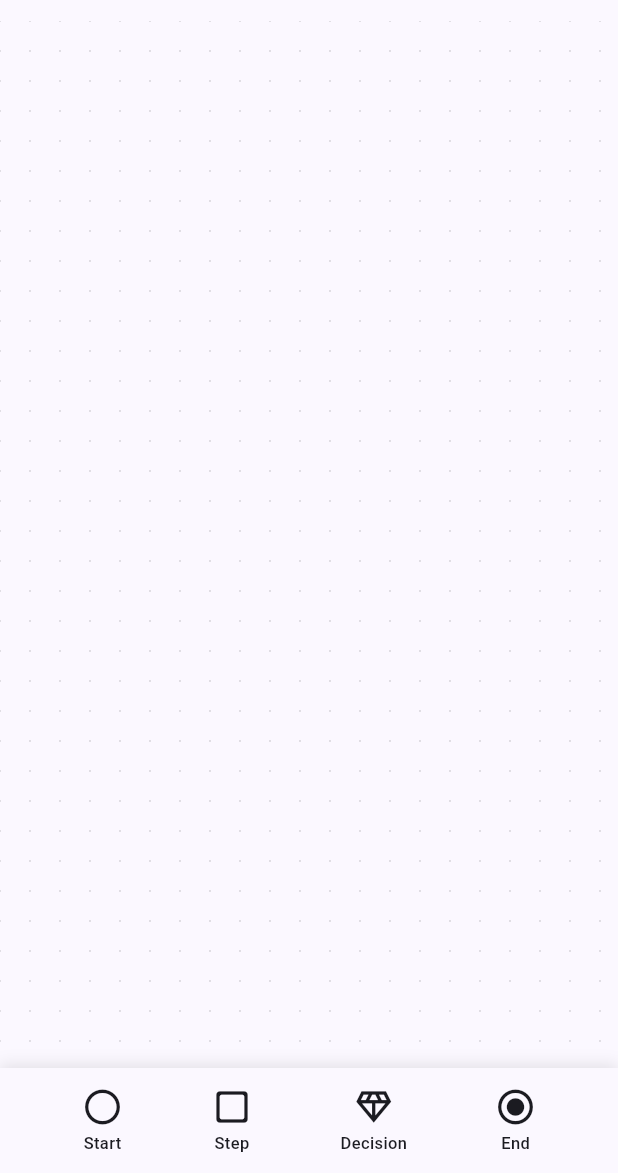
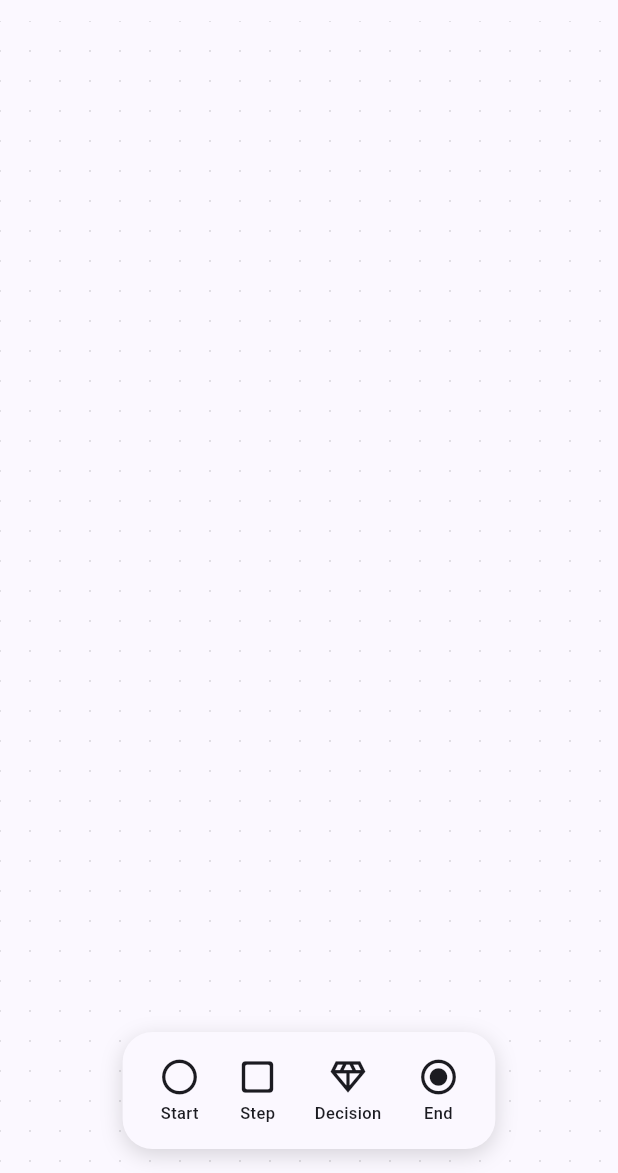
Before and after one commit to tobiasgemperli/BPMN-editor, a Flutter app: the screen it shows after launch, on a phone screen of 412 x 824 dp, the part 63-1236 px from its top. Run offline on Flutter 3.47's test engine with Material 3 defaults, Android fonts, the phone set to English and light mode, and no system bars.

Commit message:
Make toolbar float with rounded corners and bottom spacing
Toolbar is now a floating pill-shaped container centered at the
bottom of the screen with rounded corners, shadow, and safe area
spacing. Canvas fills the full screen behind it.

Co-Authored-By: Claude Opus 4.6 <noreply@anthropic.com>

```diff
--- a/lib/app/screens/editor_screen.dart
+++ b/lib/app/screens/editor_screen.dart
@@ -105,17 +105,22 @@ class _EditorScreenState extends State<EditorScreen> {
           ),
         ],
       ),
-      body: Column(
+      body: Stack(
         children: [
-          Expanded(
-            child: DiagramCanvas(
-              controller: _controller,
-              transformationController: _transformController,
-            ),
-          ),
-          EditorToolbar(
+          DiagramCanvas(
             controller: _controller,
             transformationController: _transformController,
+          ),
+          Positioned(
+            left: 0,
+            right: 0,
+            bottom: MediaQuery.of(context).padding.bottom + 16,
+            child: Center(
+              child: EditorToolbar(
+                controller: _controller,
+                transformationController: _transformController,
+              ),
+            ),
           ),
         ],
       ),
--- a/lib/app/widgets/toolbar.dart
+++ b/lib/app/widgets/toolbar.dart
@@ -33,24 +33,20 @@ class EditorToolbar extends StatelessWidget {
   @override
   Widget build(BuildContext context) {
     return Container(
-      padding: EdgeInsets.only(
-        left: 8,
-        right: 8,
-        bottom: MediaQuery.of(context).padding.bottom + 4,
-        top: 4,
-      ),
+      padding: const EdgeInsets.symmetric(horizontal: 12, vertical: 8),
       decoration: BoxDecoration(
         color: Theme.of(context).colorScheme.surface,
+        borderRadius: BorderRadius.circular(20),
         boxShadow: [
           BoxShadow(
-            color: Colors.black.withValues(alpha: 0.1),
-            blurRadius: 8,
-            offset: const Offset(0, -2),
+            color: Colors.black.withValues(alpha: 0.15),
+            blurRadius: 12,
+            offset: const Offset(0, 4),
           ),
         ],
       ),
       child: Row(
-        mainAxisAlignment: MainAxisAlignment.spaceEvenly,
+        mainAxisSize: MainAxisSize.min,
         children: [
           _ToolButton(
             icon: Icons.circle_outlined,
```
